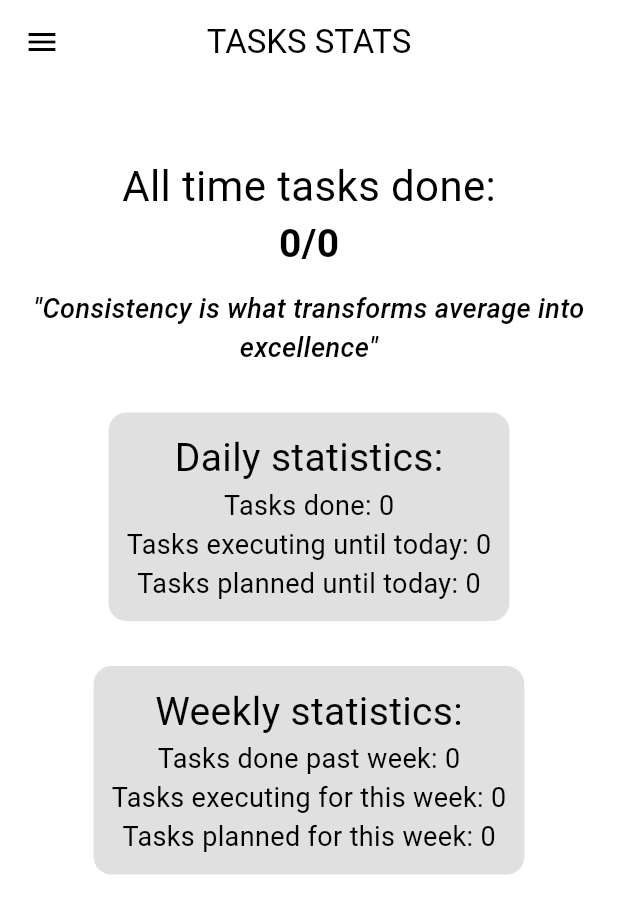
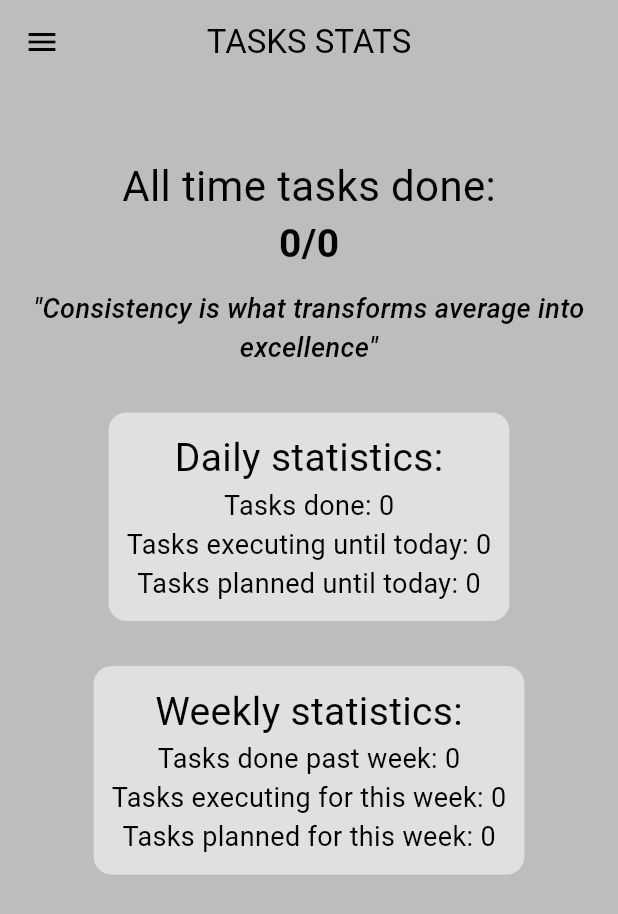
Before and after one commit to mis177/tasks-goonline, a Flutter app: the StatsPage screen opened directly, on a phone screen of 412 x 824 dp. Shown: the top 914 px of the screen. Run offline on Flutter 3.47's test engine with Material 3 defaults, Android fonts, the phone set to English and light mode, and no system bars; our stand-ins replace dio, equatable, flutter_bloc, flutter_local_notifications, geolocator, sqflite and 1 more; accounts and stored records are empty.

Commit message:
FIXED migrate background to surface

```diff
--- a/lib/theme/theme.dart
+++ b/lib/theme/theme.dart
@@ -3,7 +3,7 @@ import 'package:flutter/material.dart';
 ThemeData lightMode = ThemeData(
     brightness: Brightness.light,
     colorScheme: ColorScheme.light(
-      background: Colors.grey.shade400,
+      surface: Colors.grey.shade400,
       primary: Colors.grey.shade800,
       secondary: Colors.grey.shade300,
     ));
```
